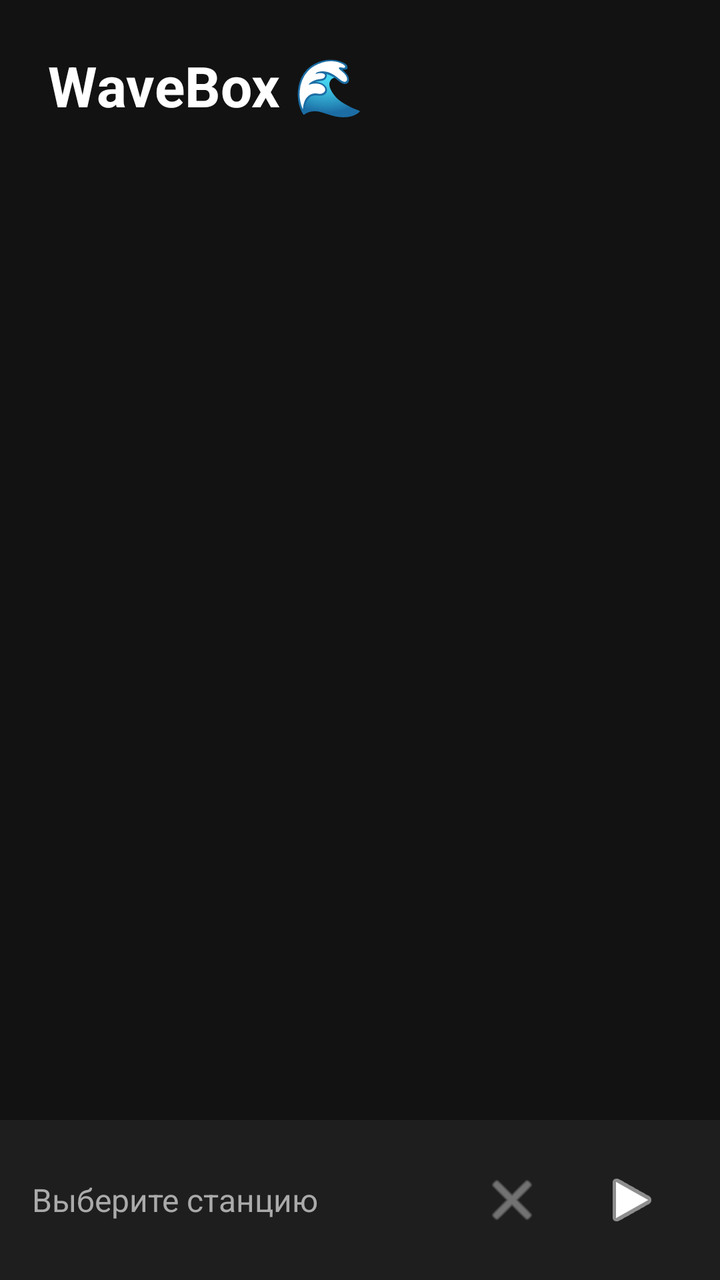
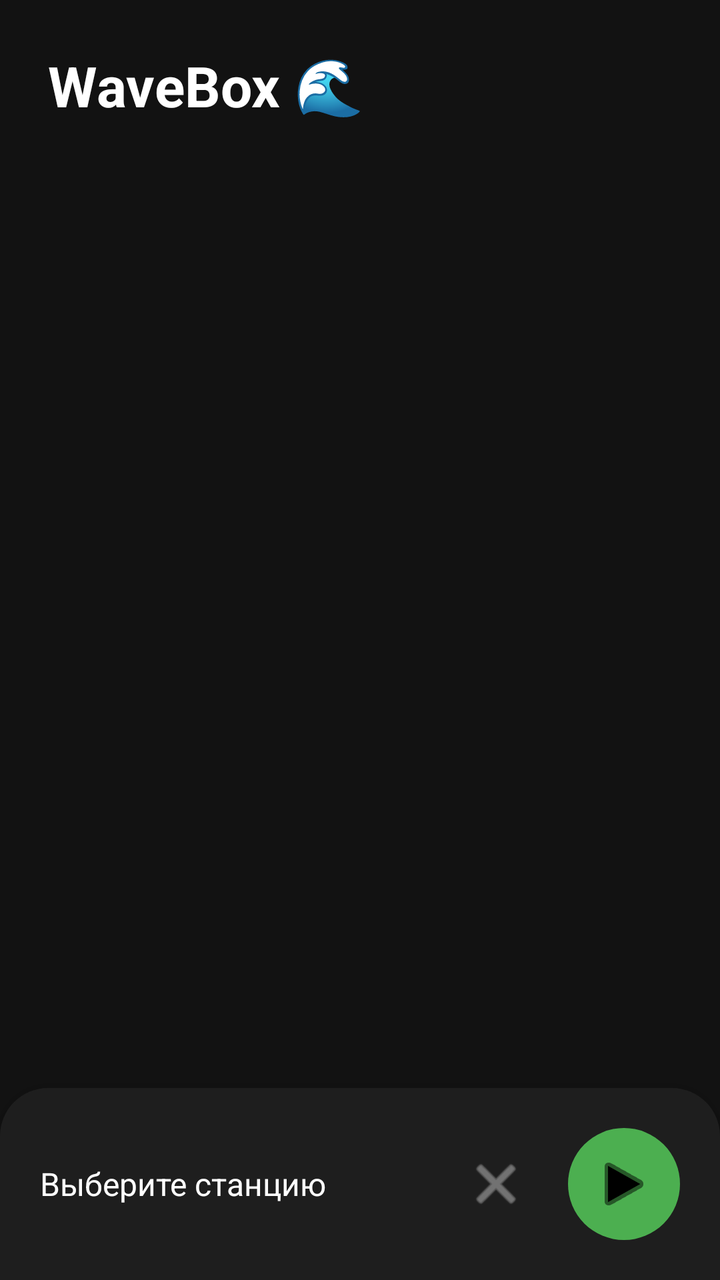

An Android layout rendered at two revisions. The XML below is the earlier revision; the diff shows what the commit changed to produce the second picture.
<!-- AndroidManifest.xml: application theme Theme.WaveBox -->
<!-- res/layout/activity_main.xml -->
<?xml version="1.0" encoding="utf-8"?>
<androidx.constraintlayout.widget.ConstraintLayout xmlns:android="http://schemas.android.com/apk/res/android"
    xmlns:app="http://schemas.android.com/apk/res-auto"
    android:layout_width="match_parent"
    android:layout_height="match_parent"
    android:background="#121212">

    <TextView
        android:id="@+id/titleText"
        android:layout_width="wrap_content"
        android:layout_height="wrap_content"
        android:text="WaveBox 🌊"
        android:textColor="#FFFFFF"
        android:textSize="28sp"
        android:textStyle="bold"
        android:layout_marginTop="24dp"
        android:layout_marginStart="24dp"
        app:layout_constraintTop_toTopOf="parent"
        app:layout_constraintStart_toStartOf="parent" />

    <com.google.android.material.tabs.TabLayout
        android:id="@+id/tabLayout"
        android:layout_width="match_parent"
        android:layout_height="wrap_content"
        android:layout_marginTop="16dp"
        android:background="#121212"
        app:tabTextColor="#AAAAAA"
        app:tabSelectedTextColor="#FFFFFF"
        app:tabIndicatorColor="#4CAF50"
        app:layout_constraintTop_toBottomOf="@id/titleText" />

    <androidx.recyclerview.widget.RecyclerView
        android:id="@+id/recyclerView"
        android:layout_width="match_parent"
        android:layout_height="0dp"
        app:layout_constraintTop_toBottomOf="@id/tabLayout"
        app:layout_constraintBottom_toTopOf="@id/playerBar"
        app:layout_constraintStart_toStartOf="parent"
        app:layout_constraintEnd_toEndOf="parent"/>

    <LinearLayout
        android:id="@+id/playerBar"
        android:layout_width="match_parent"
        android:layout_height="80dp"
        android:background="#1E1E1E"
        android:orientation="horizontal"
        android:gravity="center_vertical"
        android:padding="16dp"
        app:layout_constraintBottom_toBottomOf="parent"
        app:layout_constraintStart_toStartOf="parent"
        app:layout_constraintEnd_toEndOf="parent">

        <TextView
            android:id="@+id/nowPlayingText"
            android:layout_width="0dp"
            android:layout_height="wrap_content"
            android:layout_weight="1"
            android:text="Выберите станцию"
            android:textColor="#AAAAAA"
            android:textSize="16sp"
            android:singleLine="true"
            android:ellipsize="end" />

        <ImageButton
            android:id="@+id/stopButton"
            android:layout_width="48dp"
            android:layout_height="48dp"
            android:background="?attr/selectableItemBackgroundBorderless"
            android:src="@android:drawable/ic_menu_close_clear_cancel"
            app:tint="#AAAAAA"
            android:layout_marginEnd="8dp" />

        <ImageButton
            android:id="@+id/playPauseButton"
            android:layout_width="56dp"
            android:layout_height="56dp"
            android:background="?attr/selectableItemBackgroundBorderless"
            android:src="@android:drawable/ic_media_play"
            app:tint="#FFFFFF" />
    </LinearLayout>

</androidx.constraintlayout.widget.ConstraintLayout>
<!-- resources referenced by this layout -->
<resources>
  <style name="Theme.WaveBox" parent="Theme.MaterialComponents.DayNight.NoActionBar">
          <item name="android:statusBarColor">#121212</item>
          <item name="android:navigationBarColor">#121212</item>
      </style>
</resources>

<!-- the commit's change to res/layout/activity_main.xml (unified diff, before → after) -->
@@ -27,12 +27,16 @@
         app:tabTextColor="#AAAAAA"
         app:tabSelectedTextColor="#FFFFFF"
         app:tabIndicatorColor="#4CAF50"
+        app:tabIndicatorFullWidth="false"
         app:layout_constraintTop_toBottomOf="@id/titleText" />
 
     <androidx.recyclerview.widget.RecyclerView
         android:id="@+id/recyclerView"
         android:layout_width="match_parent"
         android:layout_height="0dp"
+        android:clipToPadding="false"
+        android:paddingTop="8dp"
+        android:paddingBottom="16dp"
         app:layout_constraintTop_toBottomOf="@id/tabLayout"
         app:layout_constraintBottom_toTopOf="@id/playerBar"
         app:layout_constraintStart_toStartOf="parent"
@@ -41,11 +45,12 @@
     <LinearLayout
         android:id="@+id/playerBar"
         android:layout_width="match_parent"
-        android:layout_height="80dp"
-        android:background="#1E1E1E"
+        android:layout_height="96dp"
+        android:background="@drawable/bg_player_bar"
         android:orientation="horizontal"
         android:gravity="center_vertical"
-        android:padding="16dp"
+        android:paddingHorizontal="20dp"
+        android:elevation="8dp"
         app:layout_constraintBottom_toBottomOf="parent"
         app:layout_constraintStart_toStartOf="parent"
         app:layout_constraintEnd_toEndOf="parent">
@@ -56,7 +61,7 @@
             android:layout_height="wrap_content"
             android:layout_weight="1"
             android:text="Выберите станцию"
-            android:textColor="#AAAAAA"
+            android:textColor="#FFFFFF"
             android:textSize="16sp"
             android:singleLine="true"
             android:ellipsize="end" />
@@ -68,15 +73,15 @@
             android:background="?attr/selectableItemBackgroundBorderless"
             android:src="@android:drawable/ic_menu_close_clear_cancel"
             app:tint="#AAAAAA"
-            android:layout_marginEnd="8dp" />
+            android:layout_marginEnd="12dp" />
 
         <ImageButton
             android:id="@+id/playPauseButton"
             android:layout_width="56dp"
             android:layout_height="56dp"
-            android:background="?attr/selectableItemBackgroundBorderless"
+            android:background="@drawable/bg_circle_button"
             android:src="@android:drawable/ic_media_play"
-            app:tint="#FFFFFF" />
+            app:tint="#000000" />
     </LinearLayout>
 
 </androidx.constraintlayout.widget.ConstraintLayout>
<!-- resource entries referenced after the edit -->
@@ -1,5 +1,20 @@
 <!-- resources referenced by this layout -->
 <resources>
+  <!-- drawable bg_circle_button (drawable) -->
+  <?xml version="1.0" encoding="utf-8"?>
+  <shape xmlns:android="http://schemas.android.com/apk/res/android"
+      android:shape="oval">
+      <solid android:color="#4CAF50" />
+  </shape>
+  <!-- drawable bg_player_bar (drawable) -->
+  <?xml version="1.0" encoding="utf-8"?>
+  <shape xmlns:android="http://schemas.android.com/apk/res/android"
+      android:shape="rectangle">
+      <solid android:color="#1E1E1E" />
+      <corners
+          android:topLeftRadius="24dp"
+          android:topRightRadius="24dp" />
+  </shape>
   <style name="Theme.WaveBox" parent="Theme.MaterialComponents.DayNight.NoActionBar">
           <item name="android:statusBarColor">#121212</item>
           <item name="android:navigationBarColor">#121212</item>
